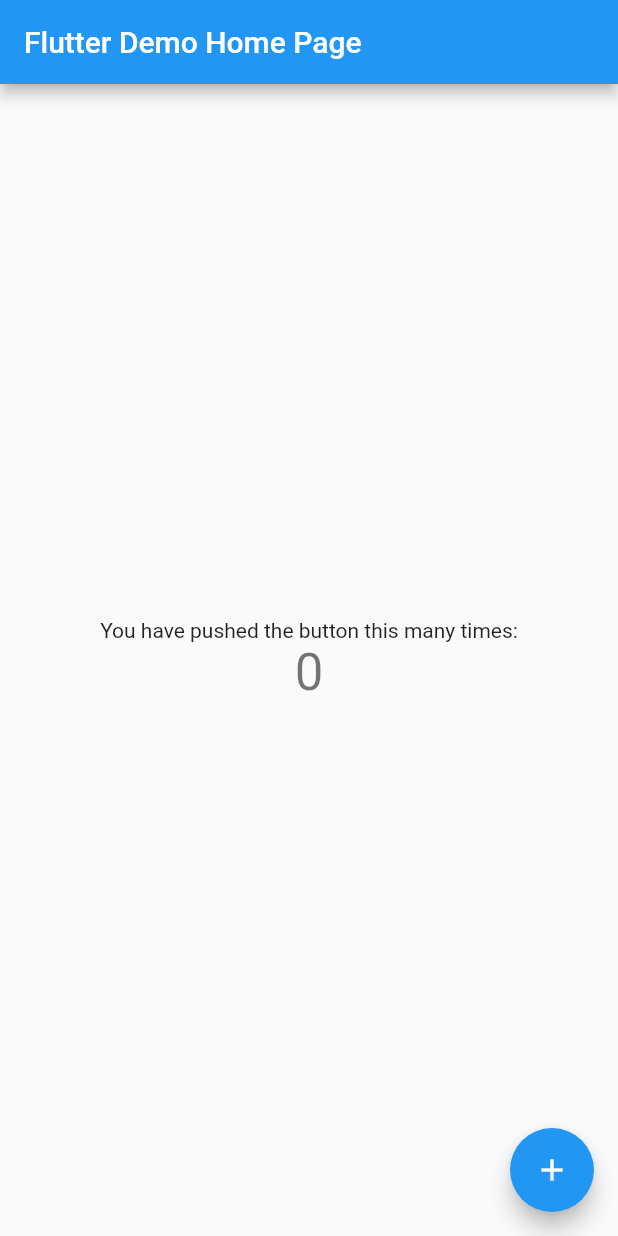
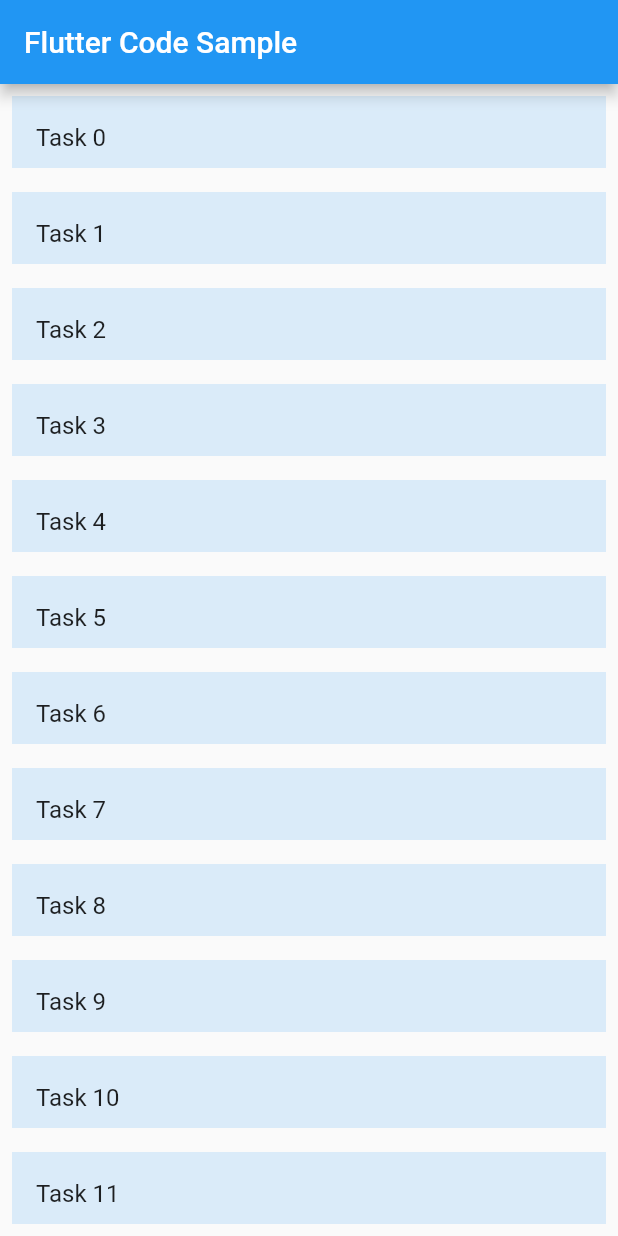
Before and after one commit to davidsomekh/keep, a Flutter app: the screen it shows after launch, on a phone screen of 412 x 824 dp. Run offline on Flutter 3.47's test engine with Material 2 defaults, Android fonts, the phone set to English and light mode, and no system bars.

Commit message:
reorder list

```diff
--- a/lib/main.dart
+++ b/lib/main.dart
@@ -1,116 +1,75 @@
 import 'package:flutter/material.dart';
 
-void main() {
-  runApp(const MyApp());
-}
+void main() => runApp(const MyApp());
 
 class MyApp extends StatelessWidget {
   const MyApp({Key? key}) : super(key: key);
 
-  // This widget is the root of your application.
+  static const String _title = 'Flutter Code Sample';
+
   @override
   Widget build(BuildContext context) {
     return MaterialApp(
-      title: 'Flutter Demo',
-      theme: ThemeData(
-        // This is the theme of your application.
-        //
-        // Try running your application with "flutter run". You'll see the
-        // application has a blue toolbar. Then, without quitting the app, try
-        // changing the primarySwatch below to Colors.green and then invoke
-        // "hot reload" (press "r" in the console where you ran "flutter run",
-        // or simply save your changes to "hot reload" in a Flutter IDE).
-        // Notice that the counter didn't reset back to zero; the application
-        // is not restarted.
-        primarySwatch: Colors.blue,
+      title: _title,
+      home: Scaffold(
+        appBar: AppBar(title: const Text(_title)),
+        body: const MyStatefulWidget(),
       ),
-      home: const MyHomePage(title: 'Flutter Demo Home Page'),
     );
   }
 }
 
-class MyHomePage extends StatefulWidget {
-  const MyHomePage({Key? key, required this.title}) : super(key: key);
-
-  // This widget is the home page of your application. It is stateful, meaning
-  // that it has a State object (defined below) that contains fields that affect
-  // how it looks.
-
-  // This class is the configuration for the state. It holds the values (in this
-  // case the title) provided by the parent (in this case the App widget) and
-  // used by the build method of the State. Fields in a Widget subclass are
-  // always marked "final".
-
-  final String title;
+class MyStatefulWidget extends StatefulWidget {
+  const MyStatefulWidget({Key? key}) : super(key: key);
 
   @override
-  State<MyHomePage> createState() => _MyHomePageState();
+  State<MyStatefulWidget> createState() => _MyStatefulWidgetState();
 }
 
-class _MyHomePageState extends State<MyHomePage> {
-  int _counter = 0;
-
-  void _incrementCounter() {
-    setState(() {
-      // This call to setState tells the Flutter framework that something has
-      // changed in this State, which causes it to rerun the build method below
-      // so that the display can reflect the updated values. If we changed
-      // _counter without calling setState(), then the build method would not be
-      // called again, and so nothing would appear to happen.
-      _counter++;
-      print('click!');
-    });
-  }
+class _MyStatefulWidgetState extends State<MyStatefulWidget> {
+  final List<int> _items = List<int>.generate(50, (int index) => index);
 
   @override
   Widget build(BuildContext context) {
-    // This method is rerun every time setState is called, for instance as done
-    // by the _incrementCounter method above.
-    //
-    // The Flutter framework has been optimized to make rerunning build methods
-    // fast, so that you can just rebuild anything that needs updating rather
-    // than having to individually change instances of widgets.
-    return Scaffold(
-      appBar: AppBar(
-        // Here we take the value from the MyHomePage object that was created by
-        // the App.build method, and use it to set our appbar title.
-        title: Text(widget.title),
-      ),
-      body: Center(
-        // Center is a layout widget. It takes a single child and positions it
-        // in the middle of the parent.
-        child: Column(
-          // Column is also a layout widget. It takes a list of children and
-          // arranges them vertically. By default, it sizes itself to fit its
-          // children horizontally, and tries to be as tall as its parent.
-          //
-          // Invoke "debug painting" (press "p" in the console, choose the
-          // "Toggle Debug Paint" action from the Flutter Inspector in Android
-          // Studio, or the "Toggle Debug Paint" command in Visual Studio Code)
-          // to see the wireframe for each widget.
-          //
-          // Column has various properties to control how it sizes itself and
-          // how it positions its children. Here we use mainAxisAlignment to
-          // center the children vertically; the main axis here is the vertical
-          // axis because Columns are vertical (the cross axis would be
-          // horizontal).
-          mainAxisAlignment: MainAxisAlignment.center,
-          children: <Widget>[
-            const Text(
-              'You have pushed the button this many times:',
+    final ColorScheme colorScheme = Theme.of(context).colorScheme;
+    final Color oddItemColor = colorScheme.primary.withOpacity(0.05);
+    final Color evenItemColor = colorScheme.primary.withOpacity(0.15);
+
+    return ReorderableListView(
+      buildDefaultDragHandles: false,
+      children: <Widget>[
+        for (int index = 0; index < _items.length; index++)
+          Container(
+            key: Key('$index'),
+            child: Row(
+              children: <Widget>[
+                Container(
+                  width: MediaQuery.of(context).size.width,
+                  height: 64,
+                  padding: const EdgeInsets.all(8),
+                  child: ReorderableDragStartListener(
+                    index: index,
+                    child: ListTile(
+                        key: Key('$index'),
+                        tileColor: evenItemColor,
+                        title: Text('Task ${_items[index]}'),
+                        onTap: () => print("ListTile")),
+                  ),
+                )
+              ],
             ),
-            Text(
-              '$_counter',
-              style: Theme.of(context).textTheme.headline4,
-            ),
-          ],
-        ),
-      ),
-      floatingActionButton: FloatingActionButton(
-        onPressed: _incrementCounter,
-        tooltip: 'Increment',
-        child: const Icon(Icons.add),
-      ), // This trailing comma makes auto-formatting nicer for build methods.
+          ),
+      ],
+      onReorder: (int oldIndex, int newIndex) {
+        print("starting");
+        setState(() {
+          if (oldIndex < newIndex) {
+            newIndex -= 1;
+          }
+          final int item = _items.removeAt(oldIndex);
+          _items.insert(newIndex, item);
+        });
+      },
     );
   }
 }
```
